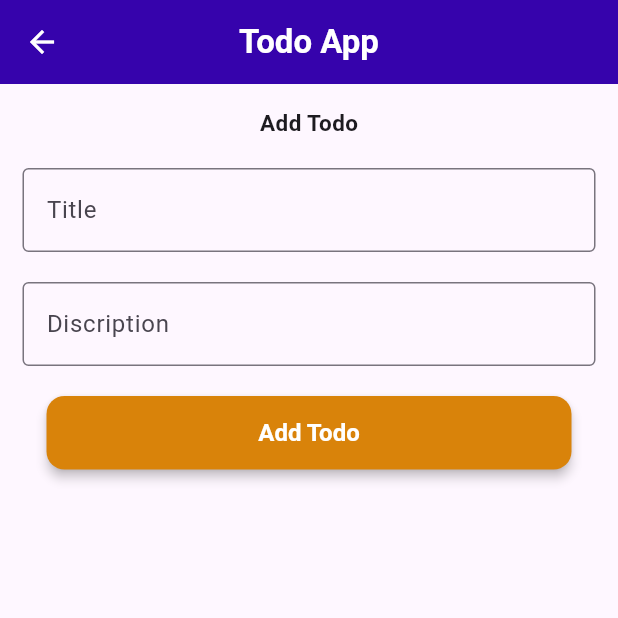
After one commit to deepakgautam59/firebase_crud_app, a Flutter app: the TodoPage screen opened directly, on a phone screen of 412 x 824 dp, the top half of it. The commit adds this screen. Run offline on Flutter 3.47's test engine with Material 3 defaults, Android fonts, the phone set to English and light mode, and no system bars; our stand-ins replace cloud_firestore, firebase_auth, firebase_core; accounts and stored records are empty.

Commit message:
second commit

```diff
--- /dev/null
+++ b/lib/pages/dodoscreen.dart
@@ -0,0 +1,85 @@
+
+
+import 'package:flutter/material.dart';
+
+class TodoPage extends StatefulWidget {
+  const TodoPage({super.key});
+
+  @override
+  State<TodoPage> createState() => _TodoPageState();
+}
+
+class _TodoPageState extends State<TodoPage> {
+  TextEditingController titleController = TextEditingController();
+  TextEditingController descrController = TextEditingController();
+  @override
+  Widget build(BuildContext context) {
+    return Scaffold(
+      appBar: AppBar(
+        title: Text(
+          "Todo App",
+        style: TextStyle(
+          color: Colors.white,
+          fontWeight: FontWeight.bold
+        ),
+        ),
+centerTitle: true,
+backgroundColor: const Color.fromARGB(255, 54, 3, 172),
+      ),
+      body: SingleChildScrollView(
+        child: Padding(
+          padding: const EdgeInsets.all(15.0),
+          child: Column(
+            children: [
+              const Text(
+                "Add Todo",
+                style: TextStyle(
+                  fontSize: 15,
+                  fontWeight: FontWeight.bold,
+                ),
+              ),
+              const SizedBox(height: 20,),
+              const TextField(
+                decoration: InputDecoration(
+                  labelText: "Title",
+                  border: OutlineInputBorder(),
+                ),
+              ),
+               const SizedBox(height: 20,),
+              const TextField(
+                decoration: InputDecoration(
+                  labelText: "Discription",
+                  border: OutlineInputBorder(),
+                ),
+              ),
+              const SizedBox(height: 20,),
+        SizedBox(
+            width: 350,
+            child: ElevatedButton(
+              onPressed: (){
+
+              },
+                style: ElevatedButton.styleFrom(
+                backgroundColor: const Color.fromARGB(255, 217, 131, 10),
+                foregroundColor: Colors.white,
+                elevation: 3,
+                shape: RoundedRectangleBorder(
+                  borderRadius: BorderRadius.circular(12),
+                ),
+                padding: EdgeInsets.symmetric(horizontal: 30, vertical: 15),
+                textStyle: TextStyle(fontSize: 16, fontWeight: FontWeight.bold),
+
+                ),
+
+              child: const Text(
+                "Add Todo"
+              ),
+            ),
+          ),
+            ],
+          ),
+        ),
+      ),
+    );
+  }
+}
--- a/lib/pages/homescreen.dart
+++ b/lib/pages/homescreen.dart
@@ -198,6 +198,8 @@ await FirebaseAuth.instance.signOut();
 
   @override
   Widget build(BuildContext context) {
+    final user = FirebaseAuth.instance.currentUser;
+    print(user);
     return Scaffold(
       appBar: _appBar(),
       body: _formFields(),
@@ -232,8 +234,10 @@ await FirebaseAuth.instance.signOut();
             ),
           ),
           const SizedBox(height: 20),
+
           Expanded(
             child: StreamBuilder<QuerySnapshot>(
+
               stream: FirebaseFirestore.instance.collection("details").snapshots(),
               builder: (context, snapshot) {
                 if (snapshot.connectionState == ConnectionState.active) {
```
Also changed, not shown: 1 other file.
